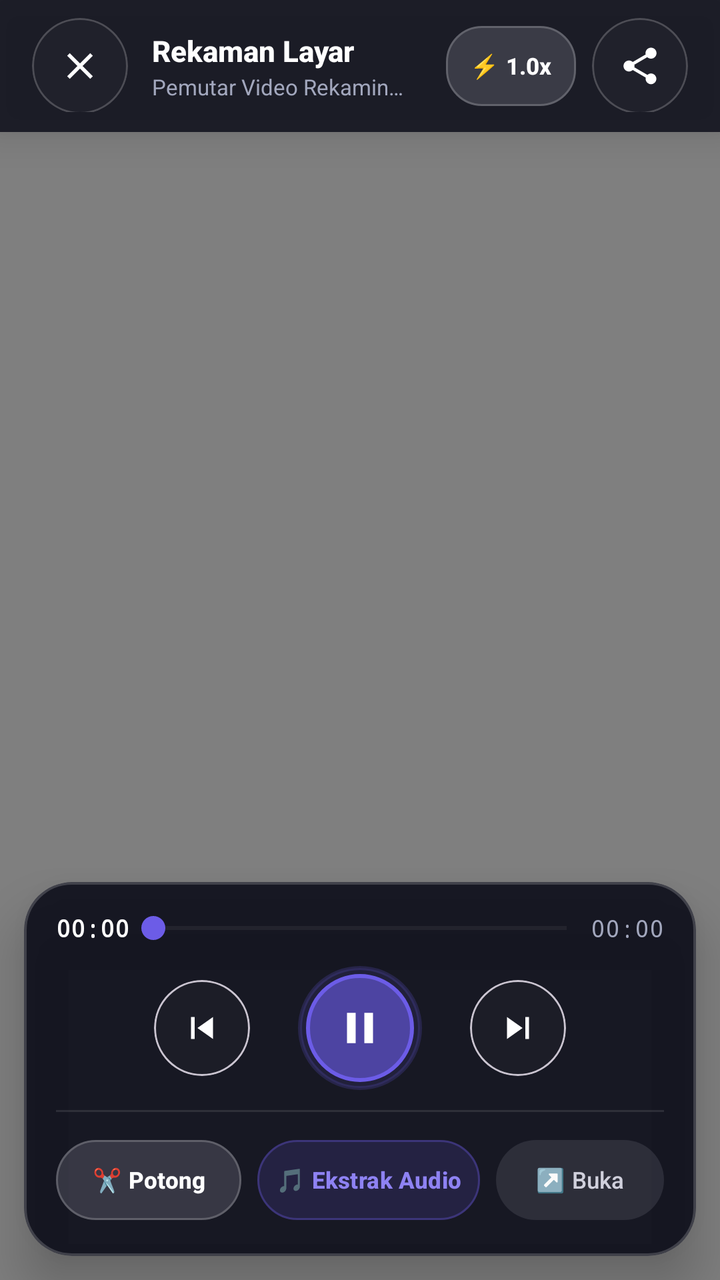
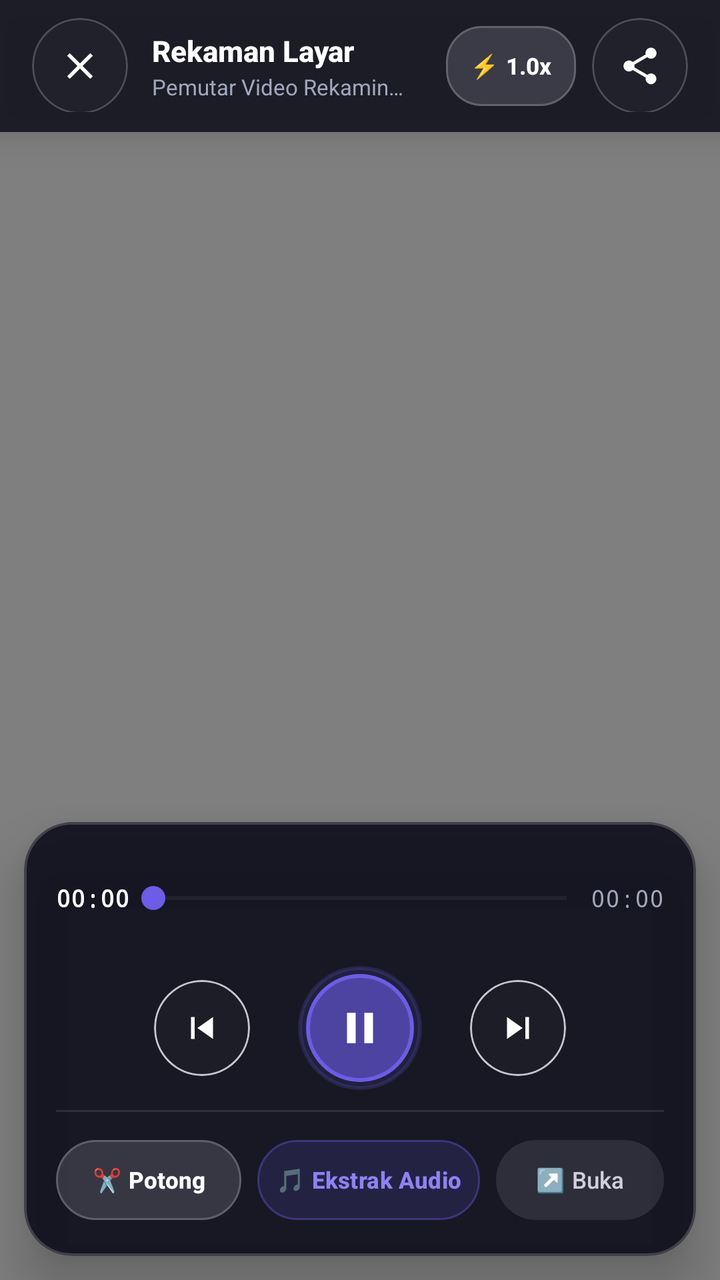

Screens rendered from an Android XML layout before and after an edit, with the pre-edit source and the edit as a unified diff.
<!-- AndroidManifest.xml: application theme Theme.RekaminDulu -->
<!-- res/layout/player_screen.xml -->
<?xml version="1.0" encoding="utf-8"?>
<androidx.constraintlayout.widget.ConstraintLayout xmlns:android="http://schemas.android.com/apk/res/android"
    xmlns:app="http://schemas.android.com/apk/res-auto"
    xmlns:tools="http://schemas.android.com/tools"
    android:id="@+id/player_root_layout"
    android:layout_width="match_parent"
    android:layout_height="match_parent"
    android:background="#0A0A12">

    
    <VideoView
        android:id="@+id/video_view"
        android:layout_width="match_parent"
        android:layout_height="match_parent"
        app:layout_constraintBottom_toBottomOf="parent"
        app:layout_constraintEnd_toEndOf="parent"
        app:layout_constraintStart_toStartOf="parent"
        app:layout_constraintTop_toTopOf="parent" />

    
    <RelativeLayout
        android:id="@+id/player_top_bar"
        android:layout_width="match_parent"
        android:layout_height="wrap_content"
        android:background="#D90E0F1A"
        android:elevation="12dp"
        android:minHeight="56dp"
        android:paddingHorizontal="16dp"
        android:paddingTop="8dp"
        android:paddingBottom="10dp"
        app:layout_constraintTop_toTopOf="parent">

        
        <com.google.android.material.card.MaterialCardView
            android:id="@+id/card_player_back"
            android:layout_width="48dp"
            android:layout_height="48dp"
            android:layout_alignParentStart="true"
            android:layout_centerVertical="true"
            app:cardBackgroundColor="#26FFFFFF"
            app:cardCornerRadius="24dp"
            app:cardElevation="0dp"
            app:strokeColor="#33FFFFFF"
            app:strokeWidth="1dp">

            <ImageView
                android:id="@+id/btn_player_back"
                android:layout_width="match_parent"
                android:layout_height="match_parent"
                android:background="?attr/selectableItemBackgroundBorderless"
                android:clickable="true"
                android:contentDescription="Tutup Pemutar"
                android:focusable="true"
                android:padding="13dp"
                android:src="@drawable/ic_close"
                app:tint="#FFFFFF" />
        </com.google.android.material.card.MaterialCardView>

        
        <LinearLayout
            android:layout_width="0dp"
            android:layout_height="wrap_content"
            android:layout_centerVertical="true"
            android:layout_marginHorizontal="12dp"
            android:layout_toStartOf="@id/layout_player_top_actions"
            android:layout_toEndOf="@id/card_player_back"
            android:orientation="vertical">

            <TextView
                android:id="@+id/player_video_title"
                android:layout_width="match_parent"
                android:layout_height="wrap_content"
                android:ellipsize="middle"
                android:fontFamily="sans-serif-medium"
                android:singleLine="true"
                android:text="Rekaman Layar"
                android:textColor="#FFFFFF"
                android:textSize="14.5sp"
                android:textStyle="bold" />

            <TextView
                android:id="@+id/player_video_subtitle"
                android:layout_width="match_parent"
                android:layout_height="wrap_content"
                android:layout_marginTop="1dp"
                android:ellipsize="end"
                android:singleLine="true"
                android:text="Pemutar Video Rekamin Dulu"
                android:textColor="#A2A7BD"
                android:textSize="11sp" />
        </LinearLayout>

        
        <LinearLayout
            android:id="@+id/layout_player_top_actions"
            android:layout_width="wrap_content"
            android:layout_height="wrap_content"
            android:layout_alignParentEnd="true"
            android:layout_centerVertical="true"
            android:gravity="center_vertical"
            android:orientation="horizontal">

            <com.google.android.material.button.MaterialButton
                android:id="@+id/btn_playback_speed"
                style="@style/Widget.Material3.Button.TonalButton"
                android:layout_width="wrap_content"
                android:layout_height="wrap_content"
                android:layout_marginEnd="8dp"
                android:minHeight="48dp"
                android:minWidth="48dp"
                android:paddingHorizontal="12dp"
                android:text="⚡ 1.0x"
                android:textColor="#FFFFFF"
                android:textSize="11.5sp"
                android:textStyle="bold"
                app:backgroundTint="#26FFFFFF"
                app:cornerRadius="18dp"
                app:strokeColor="#33FFFFFF"
                app:strokeWidth="1dp" />

            <com.google.android.material.card.MaterialCardView
                android:layout_width="48dp"
                android:layout_height="48dp"
                app:cardBackgroundColor="#26FFFFFF"
                app:cardCornerRadius="24dp"
                app:cardElevation="0dp"
                app:strokeColor="#33FFFFFF"
                app:strokeWidth="1dp">

                <ImageView
                    android:id="@+id/btn_player_share"
                    android:layout_width="match_parent"
                    android:layout_height="match_parent"
                    android:background="?attr/selectableItemBackgroundBorderless"
                    android:clickable="true"
                    android:contentDescription="Bagikan Video"
                    android:focusable="true"
                    android:padding="13dp"
                    android:src="@drawable/ic_share"
                    app:tint="#FFFFFF" />
            </com.google.android.material.card.MaterialCardView>
        </LinearLayout>
    </RelativeLayout>

    
    <com.google.android.material.card.MaterialCardView
        android:id="@+id/player_bottom_panel"
        android:layout_width="match_parent"
        android:layout_height="wrap_content"
        android:layout_marginHorizontal="12dp"
        android:layout_marginBottom="12dp"
        app:cardBackgroundColor="#E60D0E1A"
        app:cardCornerRadius="24dp"
        app:cardElevation="16dp"
        app:strokeColor="#2EFFFFFF"
        app:strokeWidth="1.2dp"
        app:layout_constraintBottom_toBottomOf="parent"
        app:layout_constraintEnd_toEndOf="parent"
        app:layout_constraintStart_toStartOf="parent">

        <LinearLayout
            android:layout_width="match_parent"
            android:layout_height="wrap_content"
            android:orientation="vertical"
            android:paddingHorizontal="16dp"
            android:paddingTop="14dp"
            android:paddingBottom="14dp">

            
            <LinearLayout
                android:layout_width="match_parent"
                android:layout_height="wrap_content"
                android:gravity="center_vertical"
                android:orientation="horizontal">

                <TextView
                    android:id="@+id/current_time"
                    android:layout_width="wrap_content"
                    android:layout_height="wrap_content"
                    android:fontFamily="monospace"
                    android:text="00:00"
                    android:textColor="#FFFFFF"
                    android:textSize="12sp"
                    android:textStyle="bold" />

                
                <SeekBar
                    android:id="@+id/seek_bar"
                    android:layout_width="0dp"
                    android:layout_height="wrap_content"
                    android:layout_weight="1"
                    android:max="100"
                    android:paddingHorizontal="12dp"
                    android:progress="0"
                    android:progressTint="@color/colorPrimary"
                    android:thumbTint="@color/colorPrimary" />

                <TextView
                    android:id="@+id/total_time"
                    android:layout_width="wrap_content"
                    android:layout_height="wrap_content"
                    android:fontFamily="monospace"
                    android:text="00:00"
                    android:textColor="#A2A7BD"
                    android:textSize="12sp" />
            </LinearLayout>

            
            <LinearLayout
                android:layout_width="match_parent"
                android:layout_height="wrap_content"
                android:layout_marginTop="10dp"
                android:gravity="center"
                android:orientation="horizontal">

                
                <com.google.android.material.card.MaterialCardView
                    android:layout_width="48dp"
                    android:layout_height="48dp"
                    app:cardBackgroundColor="#22FFFFFF"
                    app:cardCornerRadius="24dp"
                    app:cardElevation="0dp">

                    <ImageView
                        android:id="@+id/btn_rewind"
                        android:layout_width="match_parent"
                        android:layout_height="match_parent"
                        android:background="?attr/selectableItemBackgroundBorderless"
                        android:clickable="true"
                        android:contentDescription="Mundur 10 detik"
                        android:focusable="true"
                        android:padding="13dp"
                        android:src="@drawable/ic_previous"
                        app:tint="#FFFFFF" />
                </com.google.android.material.card.MaterialCardView>

                
                <FrameLayout
                    android:layout_width="62dp"
                    android:layout_height="62dp"
                    android:layout_marginHorizontal="24dp"
                    android:background="@drawable/ic_play_circle_bg"
                    android:backgroundTint="#336C5CE7">

                    <ImageView
                        android:id="@+id/play_pause_btn"
                        android:layout_width="54dp"
                        android:layout_height="54dp"
                        android:layout_gravity="center"
                        android:background="@drawable/ic_play_circle_bg"
                        android:backgroundTint="@color/colorPrimary"
                        android:clickable="true"
                        android:contentDescription="Putar atau Jeda Video"
                        android:focusable="true"
                        android:padding="14dp"
                        android:src="@drawable/ic_pause"
                        app:tint="#FFFFFF" />
                </FrameLayout>

                
                <com.google.android.material.card.MaterialCardView
                    android:layout_width="48dp"
                    android:layout_height="48dp"
                    app:cardBackgroundColor="#22FFFFFF"
                    app:cardCornerRadius="24dp"
                    app:cardElevation="0dp">

                    <ImageView
                        android:id="@+id/btn_forward"
                        android:layout_width="match_parent"
                        android:layout_height="match_parent"
                        android:background="?attr/selectableItemBackgroundBorderless"
                        android:clickable="true"
                        android:contentDescription="Maju 10 detik"
                        android:focusable="true"
                        android:padding="13dp"
                        android:src="@drawable/ic_next"
                        app:tint="#FFFFFF" />
                </com.google.android.material.card.MaterialCardView>
            </LinearLayout>

            
            <View
                android:layout_width="match_parent"
                android:layout_height="1dp"
                android:layout_marginVertical="10dp"
                android:background="#1AFFFFFF" />

            
            <LinearLayout
                android:layout_width="match_parent"
                android:layout_height="wrap_content"
                android:gravity="center"
                android:orientation="horizontal">

                
                <com.google.android.material.button.MaterialButton
                    android:id="@+id/btn_player_trim_shortcut"
                    style="@style/Widget.Material3.Button.TonalButton"
                    android:layout_width="0dp"
                    android:layout_height="wrap_content"
                    android:layout_marginEnd="4dp"
                    android:layout_weight="1"
                    android:minHeight="48dp"
                    android:paddingHorizontal="6dp"
                    android:text="✂️ Potong"
                    android:textColor="#FFFFFF"
                    android:textSize="11.5sp"
                    android:textStyle="bold"
                    app:backgroundTint="#26FFFFFF"
                    app:cornerRadius="20dp"
                    app:strokeColor="#33FFFFFF"
                    app:strokeWidth="1dp" />

                
                <com.google.android.material.button.MaterialButton
                    android:id="@+id/btn_player_extract_audio"
                    style="@style/Widget.Material3.Button.TonalButton"
                    android:layout_width="0dp"
                    android:layout_height="wrap_content"
                    android:layout_marginHorizontal="4dp"
                    android:layout_weight="1.2"
                    android:minHeight="48dp"
                    android:paddingHorizontal="6dp"
                    android:text="🎵 Ekstrak Audio"
                    android:textColor="@color/colorPrimaryLight"
                    android:textSize="11.5sp"
                    android:textStyle="bold"
                    app:backgroundTint="#286C5CE7"
                    app:cornerRadius="20dp"
                    app:strokeColor="#556C5CE7"
                    app:strokeWidth="1dp" />

                
                <com.google.android.material.button.MaterialButton
                    android:id="@+id/btn_player_open_external"
                    style="@style/Widget.Material3.Button.TonalButton"
                    android:layout_width="0dp"
                    android:layout_height="wrap_content"
                    android:layout_marginStart="4dp"
                    android:layout_weight="0.9"
                    android:minHeight="48dp"
                    android:paddingHorizontal="6dp"
                    android:text="↗️ Buka"
                    android:textColor="#D0D0DC"
                    android:textSize="11.5sp"
                    app:backgroundTint="#1AFFFFFF"
                    app:cornerRadius="20dp" />
            </LinearLayout>
        </LinearLayout>
    </com.google.android.material.card.MaterialCardView>

</androidx.constraintlayout.widget.ConstraintLayout>
<!-- resources referenced by this layout -->
<resources>
  <color name="colorPrimary">#6C5CE7</color>
  <color name="colorPrimaryLight">#8E82F3</color>
  <!-- drawable ic_close (drawable) -->
  <vector xmlns:android="http://schemas.android.com/apk/res/android"
      android:width="24dp"
      android:height="24dp"
      android:viewportWidth="24"
      android:viewportHeight="24">
      <path
          android:fillColor="#FF3838"
          android:pathData="M19,6.41L17.59,5 12,10.59 6.41,5 5,6.41 10.59,12 5,17.59 6.41,19 12,13.41 17.59,19 19,17.59 13.41,12z"/>
  </vector>
  <!-- drawable ic_next (drawable) -->
  <vector xmlns:android="http://schemas.android.com/apk/res/android"
      android:width="24dp"
      android:height="24dp"
      android:viewportWidth="24"
      android:viewportHeight="24">
      <path
          android:fillColor="#6C5CE7"
          android:pathData="M10,6L8.59,7.41 13.17,12l-4.58,4.59L10,18l6,-6z"/>
  </vector>
  <!-- drawable ic_pause (drawable) -->
  <vector xmlns:android="http://schemas.android.com/apk/res/android"
      android:width="24dp"
      android:height="24dp"
      android:viewportWidth="24"
      android:viewportHeight="24">
      <path
          android:fillColor="#6C5CE7"
          android:pathData="M6,19h4V5H6v14zm8,-14v14h4V5h-4z"/>
  </vector>
  <!-- drawable ic_play_circle_bg (drawable) -->
  <?xml version="1.0" encoding="utf-8"?>
  <shape xmlns:android="http://schemas.android.com/apk/res/android"
      android:shape="oval">
      <solid android:color="#99000000" />
      <stroke
          android:width="2dp"
          android:color="#FFFFFF" />
  </shape>
  <!-- drawable ic_previous (drawable-mdpi) -->
  <vector xmlns:android="http://schemas.android.com/apk/res/android"
      android:width="24dp"
      android:height="24dp"
      android:viewportWidth="24"
      android:viewportHeight="24">
      <path
          android:fillColor="#6C5CE7"
          android:pathData="M6,6h2v12H6zm3.5,6l8.5,6V6z"/>
  </vector>
  <!-- drawable ic_share (drawable) -->
  <vector xmlns:android="http://schemas.android.com/apk/res/android"
      android:width="24dp"
      android:height="24dp"
      android:viewportWidth="24"
      android:viewportHeight="24">
    <path
        android:fillColor="#FFFFFFFF"
        android:pathData="M18,16.08c-0.76,0 -1.44,0.3 -1.96,0.77L8.91,12.7c0.05,-0.23 0.09,-0.46 0.09,-0.7s-0.04,-0.47 -0.09,-0.7l7.05,-4.11c0.54,0.5 1.25,0.81 2.04,0.81 1.66,0 3,-1.34 3,-3s-1.34,-3 -3,-3 -3,1.34 -3,3c0,0.24 0.04,0.47 0.09,0.7L8.04,9.81C7.5,9.31 6.79,9 6,9c-1.66,0 -3,1.34 -3,3s1.34,3 3,3c0.79,0 1.5,-0.31 2.04,-0.81l7.12,4.16c-0.05,0.21 -0.08,0.43 -0.08,0.65 0,1.61 1.31,2.92 2.92,2.92s2.92,-1.31 2.92,-2.92c0,-1.61 -1.31,-2.92 -2.92,-2.92z"/>
  </vector>
  <style name="Theme.RekaminDulu" parent="Theme.Material3.DayNight.NoActionBar">
          <item name="colorPrimary">@color/colorPrimary</item>
          <item name="colorOnPrimary">@color/colorOnPrimary</item>
          <item name="colorPrimaryContainer">@color/colorPrimaryContainer</item>
          <item name="colorOnPrimaryContainer">@color/colorOnPrimaryContainer</item>
          <item name="colorSurface">@color/colorSurface</item>
          <item name="colorOnSurface">@color/colorOnSurface</item>
          <item name="android:windowBackground">@color/colorBackground</item>
          <item name="android:statusBarColor">@color/colorBackground</item>
          <item name="android:windowLightStatusBar">true</item>
          <item name="android:navigationBarColor">@color/colorSurface</item>
      </style>
  <color name="colorOnPrimary">#FFFFFF</color>
  <color name="colorPrimaryContainer">#ECE8FD</color>
  <color name="colorOnPrimaryContainer">#4435B8</color>
  <color name="colorSurface">#FFFFFF</color>
  <color name="colorOnSurface">#1A1B25</color>
  <color name="colorBackground">#F6F7FB</color>
</resources>

<!-- the commit's change to res/layout/player_screen.xml (unified diff, before → after) -->
@@ -190,6 +190,7 @@
                     android:layout_height="wrap_content"
                     android:layout_weight="1"
                     android:max="100"
+                    android:minHeight="48dp"
                     android:paddingHorizontal="12dp"
                     android:progress="0"
                     android:progressTint="@color/colorPrimary"
